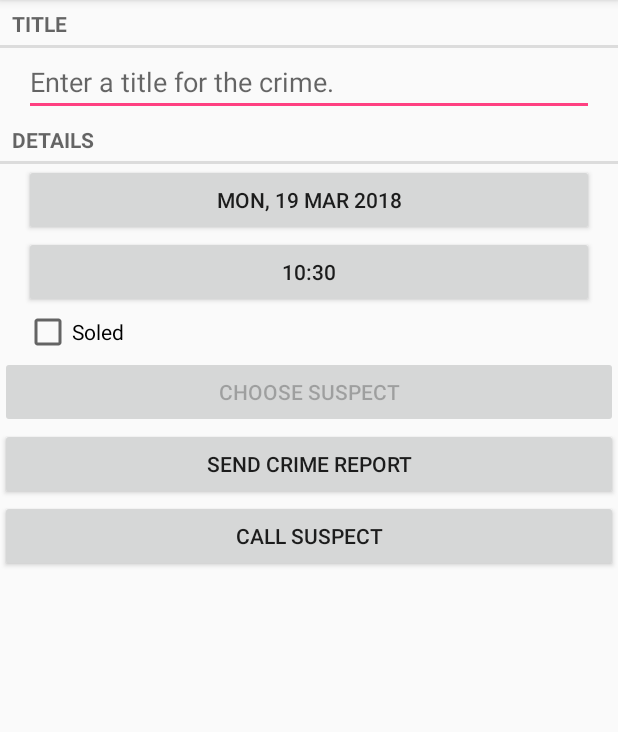
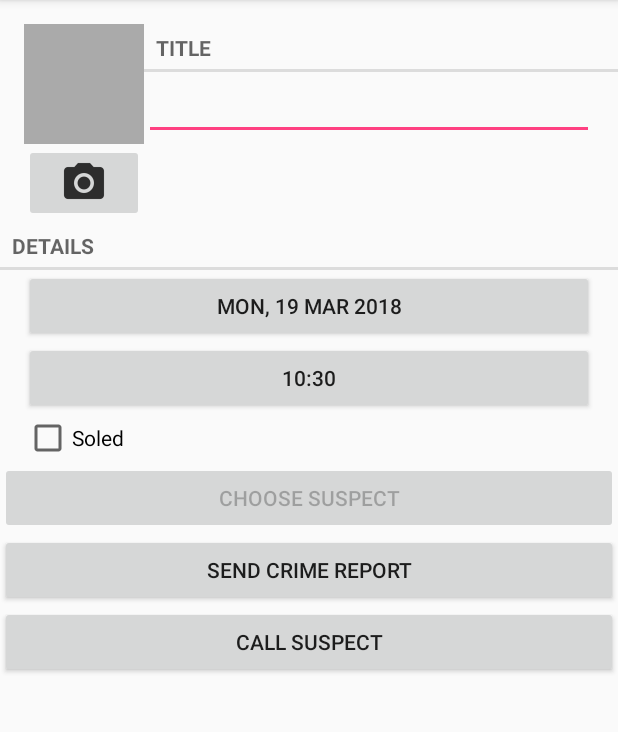
Before and after one commit to IfChyy/CriminalIntent, an Android app: the screen it shows after launch (CrimePagerActicity), after a tap on "NEW CRIME", on a phone screen of 412 x 824 dp, the part 84-816 px from its top. Run offline under Robolectric (Android 15) with nearby library versions, the phone set to English and light mode, and no system bars; 1 statement that could not run was skipped.

Commit message:
add camera button

```diff
--- a/app/src/main/AndroidManifest.xml
+++ b/app/src/main/AndroidManifest.xml
@@ -4,6 +4,8 @@
 
 
     <uses-permission android:name="android.permission.READ_CONTACTS" />
+    <uses-permission android:name="android.permission.READ_EXTERNAL_STORAGE"
+        android:maxSdkVersion="18"/>
 
     <application
         android:allowBackup="true"
--- a/app/src/main/java/com/example/user/criminalintent/Crime.java
+++ b/app/src/main/java/com/example/user/criminalintent/Crime.java
@@ -19,6 +19,9 @@ public class Crime {
     private boolean solved;
     public String suspectName;
 
+
+    public String suspectNumber;
+
     public Crime() {
         //generate unique identifier
         this.id = UUID.randomUUID();
@@ -26,7 +29,7 @@ public class Crime {
     }
 
 
-    public Crime(UUID id){
+    public Crime(UUID id) {
         this.id = id;
         this.date = new Date();
 
@@ -72,5 +75,17 @@ public class Crime {
         this.suspectName = suspectName;
     }
 
+    public String getSuspectNumber() {
+        return suspectNumber;
+    }
+
+    public void setSuspectNumber(String suspectNumber) {
+        this.suspectNumber = suspectNumber;
+    }
+
+
+    public String getPhotoFilename(){
+        return "IMG_" + getId().toString() + ".jpg";
+    }
 
 }
--- a/app/src/main/java/com/example/user/criminalintent/CrimeFragment.java
+++ b/app/src/main/java/com/example/user/criminalintent/CrimeFragment.java
@@ -9,6 +9,7 @@ import android.database.Cursor;
 import android.net.Uri;
 import android.os.Bundle;
 import android.provider.ContactsContract;
+import android.provider.MediaStore;
 import android.support.annotation.Nullable;
 import android.support.v4.app.Fragment;
 import android.support.v4.app.FragmentManager;
@@ -26,8 +27,11 @@ import android.widget.Button;
 import android.widget.CheckBox;
 import android.widget.CompoundButton;
 import android.widget.EditText;
+import android.widget.ImageButton;
+import android.widget.ImageView;
 import android.widget.Toast;
 
+import java.io.File;
 import java.text.DateFormat;
 import java.text.SimpleDateFormat;
 import java.util.Calendar;
@@ -51,6 +55,8 @@ public class CrimeFragment extends Fragment implements View.OnClickListener {
     private static final int REQUEST_DATE = 0;
     private static final int REQUEST_TIME = 1;
     private static final int REQUEST_CONTACT = 2;
+    //create a extra to store the location of the photo
+    private static final int REQUEST_PHOTO = 3;
 
     private Crime crime;
     private EditText titleField;
@@ -64,10 +70,17 @@ public class CrimeFragment extends Fragment implements View.OnClickListener {
 
     private Button reportButton;
     private Button suspectButton;
+    //intent to pick a contact
     final Intent pickContact = new Intent(Intent.ACTION_PICK,
             ContactsContract.Contacts.CONTENT_URI);
 
     private Button callButton;
+    private ImageButton photoButton;
+    private ImageView photoView;
+
+    private File photoFile;
+    //intent to open the camera
+    final Intent captureImage = new Intent(MediaStore.ACTION_IMAGE_CAPTURE);
 
     //called when new instance of crimefragment is needed to be creade
     public static CrimeFragment newInstance(UUID crimeID) {
@@ -90,6 +103,8 @@ public class CrimeFragment extends Fragment implements View.OnClickListener {
 
         crimeId = (UUID) getArguments().getSerializable(ARG_CRIME_ID);
         crime = CrimeLab.get(getActivity()).getCrime(crimeId);
+        //init the photo of thecrime
+        photoFile = CrimeLab.get(getActivity()).getPhotoFile(crime);
         returnResult();
     }
 
@@ -162,6 +177,28 @@ public class CrimeFragment extends Fragment implements View.OnClickListener {
         //call button CHALLENGE to call the suspect
         callButton = v.findViewById(R.id.call_button);
         callButton.setOnClickListener(this);
+
+        //photo button to take a photo of the crime
+        photoButton = v.findViewById(R.id.crime_camera);
+        photoButton.setOnClickListener(this);
+        //image view to display the image
+        photoView = v.findViewById(R.id.crime_photo);
+
+
+        //check if there is camera app on the device and therefore enable or disable camera button
+        boolean canTakePhoto = photoFile != null && captureImage.resolveActivity(packageManager) != null;
+        photoButton.setEnabled(canTakePhoto);
+
+        //if there is camera app
+        //get the uri of the photo file after image saved
+        //put extra for the output of the photo file
+        if(canTakePhoto){
+            Uri uri = Uri.fromFile(photoFile);
+            captureImage.putExtra(MediaStore.EXTRA_OUTPUT, uri);
+        }
+
+
+
 
         return v;
 
@@ -260,6 +297,10 @@ public class CrimeFragment extends Fragment implements View.OnClickListener {
             in.setData(Uri.parse("tel:" + callButton.getText()));
             startActivity(in);
         }
+
+        if(view.getId() == photoButton.getId()){
+            startActivityForResult(captureImage, REQUEST_PHOTO);
+        }
     }
 
     //get the resulted date from date picker dialog fragment in onactivity result method
@@ -343,6 +384,7 @@ public class CrimeFragment extends Fragment implements View.OnClickListener {
                     if (phones.moveToFirst()) {
                         String number = phones.getString(phones.getColumnIndex(ContactsContract.CommonDataKinds.Phone.NUMBER));
                         callButton.setText(number);
+                        crime.setSuspectNumber(number);
                     }
                     //finaly close the cursors
                     cursor.close();
--- a/app/src/main/java/com/example/user/criminalintent/CrimeLab.java
+++ b/app/src/main/java/com/example/user/criminalintent/CrimeLab.java
@@ -5,6 +5,7 @@ import android.content.Context;
 import android.database.Cursor;
 import android.database.sqlite.SQLiteDatabase;
 import android.database.sqlite.SQLiteOpenHelper;
+import android.os.Environment;
 import android.util.Log;
 
 import com.example.user.criminalintent.database.CrimeBaseHelper;
@@ -12,6 +13,7 @@ import com.example.user.criminalintent.database.CrimeCursorWrapper;
 import com.example.user.criminalintent.database.CrimeSQLliteTable;
 import com.example.user.criminalintent.database.CrimeSQLliteTable.CrimeTable.Columns;
 
+import java.io.File;
 import java.sql.SQLOutput;
 import java.util.ArrayList;
 import java.util.List;
@@ -117,6 +119,7 @@ public class CrimeLab {
         values.put(Columns.DATE, crime.getDate().getTime());
         values.put(Columns.SOLVED, crime.isSolved() ? 1 : 0);
         values.put(Columns.SUSPECT, crime.getSuspectName());
+        values.put(Columns.SUSPECT_NUMBER, crime.getSuspectNumber());
 
         return values;
     }
@@ -161,4 +164,14 @@ public class CrimeLab {
         }
         return crimes;
     }
+
+    //add a photo and sav eit to external directory on the phone
+    public File getPhotoFile(Crime crime){
+        File externalFilesDir = context.getExternalFilesDir(Environment.DIRECTORY_PICTURES);
+
+        if(externalFilesDir == null){
+            return null;
+        }
+        return new File(externalFilesDir, crime.getPhotoFilename());
+    }
 }
--- a/app/src/main/java/com/example/user/criminalintent/database/CrimeBaseHelper.java
+++ b/app/src/main/java/com/example/user/criminalintent/database/CrimeBaseHelper.java
@@ -34,7 +34,8 @@ public class CrimeBaseHelper extends SQLiteOpenHelper {
                 + Columns.DATE + ", "
                 + Columns.TIME + ", "
                 + Columns.SOLVED + ", "
-                + Columns.SUSPECT + ")");
+                + Columns.SUSPECT + ", "
+                + Columns.SUSPECT_NUMBER + ")");
     }
 
     @Override
--- a/app/src/main/java/com/example/user/criminalintent/database/CrimeCursorWrapper.java
+++ b/app/src/main/java/com/example/user/criminalintent/database/CrimeCursorWrapper.java
@@ -27,6 +27,7 @@ public class CrimeCursorWrapper extends CursorWrapper {
         long date = getLong(getColumnIndex(Columns.DATE));
         int issolved = getInt(getColumnIndex(Columns.SOLVED));
         String suspect = getString(getColumnIndex(Columns.SUSPECT));
+        String suspect_number = getString(getColumnIndex(Columns.SUSPECT_NUMBER));
 
 
         Crime crime = new Crime(UUID.fromString(uuidString));
@@ -34,6 +35,7 @@ public class CrimeCursorWrapper extends CursorWrapper {
         crime.setDate(new Date(date));
         crime.setSolved(issolved != 0);
         crime.setSuspectName(suspect);
+        crime.setSuspectNumber(suspect_number);
 
         return crime;
     }
--- a/app/src/main/java/com/example/user/criminalintent/database/CrimeSQLliteTable.java
+++ b/app/src/main/java/com/example/user/criminalintent/database/CrimeSQLliteTable.java
@@ -18,6 +18,7 @@ public class CrimeSQLliteTable {
             public static final String TIME = "time";
             public static final String SOLVED = "solved";
             public static final String SUSPECT = "suspect";
+            public static final String SUSPECT_NUMBER = "suspect_number";
         }
     }
 
--- a/app/src/main/res/layout-land/fragment_crime.xml
+++ b/app/src/main/res/layout-land/fragment_crime.xml
@@ -5,6 +5,9 @@
     android:orientation="vertical">
 
 
+    <include layout="@layout/view_camera_and_title"/>
+
+<!--
     <TextView
         style="?android:listSeparatorTextViewStyle"
         android:layout_width="match_parent"
@@ -17,7 +20,7 @@
         android:layout_height="wrap_content"
         android:layout_marginLeft="16dp"
         android:layout_marginRight="16dp"
-        android:hint="@string/crime_title_hint" />
+        android:hint="@string/crime_title_hint" />-->
 
     <TextView
         style="?android:listSeparatorTextViewStyle"
@@ -78,6 +81,16 @@
             android:layout_height="wrap_content"
             android:layout_weight="1"
             android:text="@string/crime_report_text" />
+
+
+        <Button
+            android:id="@+id/call_button"
+            android:layout_width="wrap_content"
+            android:layout_height="wrap_content"
+            android:layout_weight="1"
+            android:text="Call suspect" />
+
+
     </LinearLayout>
 
 </LinearLayout>
--- a/app/src/main/res/layout/fragment_crime.xml
+++ b/app/src/main/res/layout/fragment_crime.xml
@@ -4,7 +4,10 @@
     android:layout_height="match_parent"
     android:orientation="vertical">
 
-    <TextView
+
+    <include layout="@layout/view_camera_and_title"/>
+
+  <!--  <TextView
         style="?android:listSeparatorTextViewStyle"
         android:layout_width="match_parent"
         android:layout_height="wrap_content"
@@ -16,7 +19,7 @@
         android:layout_height="wrap_content"
         android:layout_marginLeft="16dp"
         android:layout_marginRight="16dp"
-        android:hint="@string/crime_title_hint" />
+        android:hint="@string/crime_title_hint" />-->
 
     <TextView
         style="?android:listSeparatorTextViewStyle"
--- /dev/null
+++ b/app/src/main/res/layout/view_camera_and_title.xml
@@ -0,0 +1,49 @@
+<?xml version="1.0" encoding="utf-8"?>
+<LinearLayout xmlns:android="http://schemas.android.com/apk/res/android"
+    xmlns:app="http://schemas.android.com/apk/res-auto"
+    android:layout_width="match_parent"
+    android:layout_height="wrap_content"
+    android:layout_marginLeft="16dp"
+    android:layout_marginTop="16dp">
+
+    <LinearLayout
+        android:layout_width="wrap_content"
+        android:layout_height="wrap_content"
+        android:orientation="vertical">
+
+        <ImageView
+            android:id="@+id/crime_photo"
+            android:layout_width="80dp"
+            android:layout_height="80dp"
+            android:scaleType="centerInside"
+            android:background="@android:color/darker_gray"
+            android:cropToPadding="true"/>
+
+        <ImageButton
+            android:id="@+id/crime_camera"
+            android:layout_width="match_parent"
+            android:layout_height="wrap_content"
+            app:srcCompat="@drawable/ic_menu_camera" />
+
+    </LinearLayout>
+
+    <LinearLayout
+        android:layout_width="match_parent"
+        android:layout_height="wrap_content"
+        android:orientation="vertical">
+
+        <TextView
+            android:layout_width="match_parent"
+            android:layout_height="wrap_content"
+            android:text="@string/crime_title_label"
+            style="?android:listSeparatorTextViewStyle"/>
+
+        <EditText
+            android:id="@+id/crime_title"
+            android:layout_width="match_parent"
+            android:layout_height="wrap_content"
+            android:layout_marginRight="16dp"
+            android:text="@string/crime_title_hint" />
+    </LinearLayout>
+
+</LinearLayout>
```
Also changed, not shown: app/src/main/res/drawable-hdpi/ic_menu_camera.png (added), app/src/main/res/drawable-mdpi/ic_menu_camera.png (added), app/src/main/res/drawable-xhdpi/ic_menu_camera.png (added), app/src/main/res/drawable-xxhdpi/ic_menu_camera.png (added).
